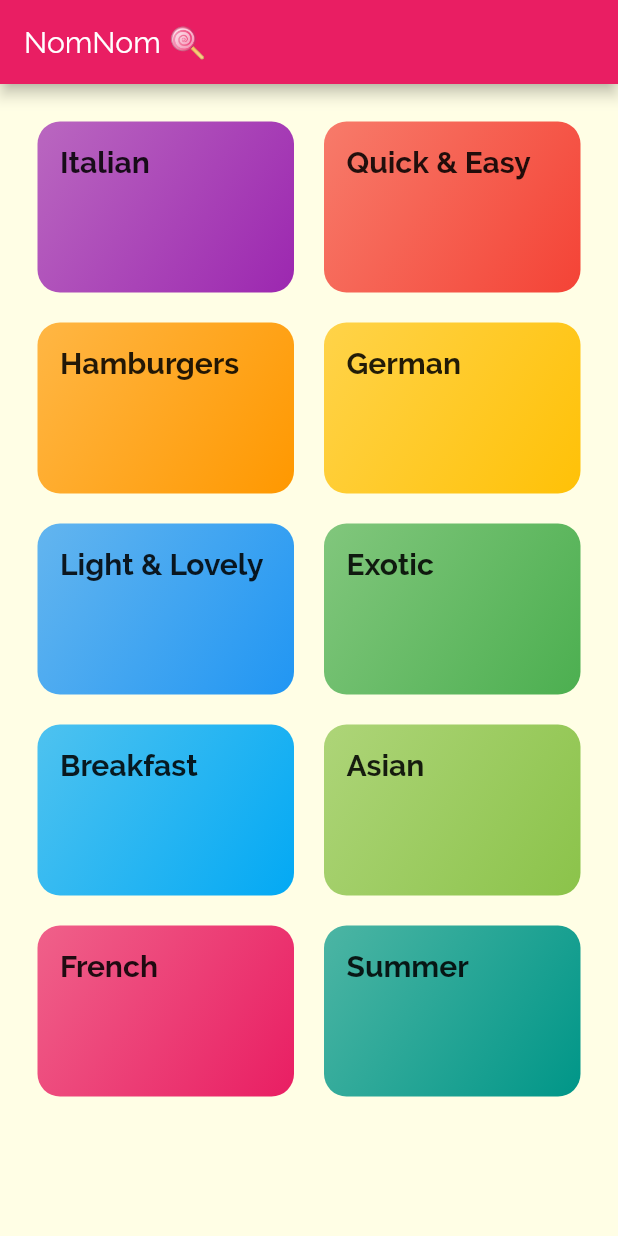
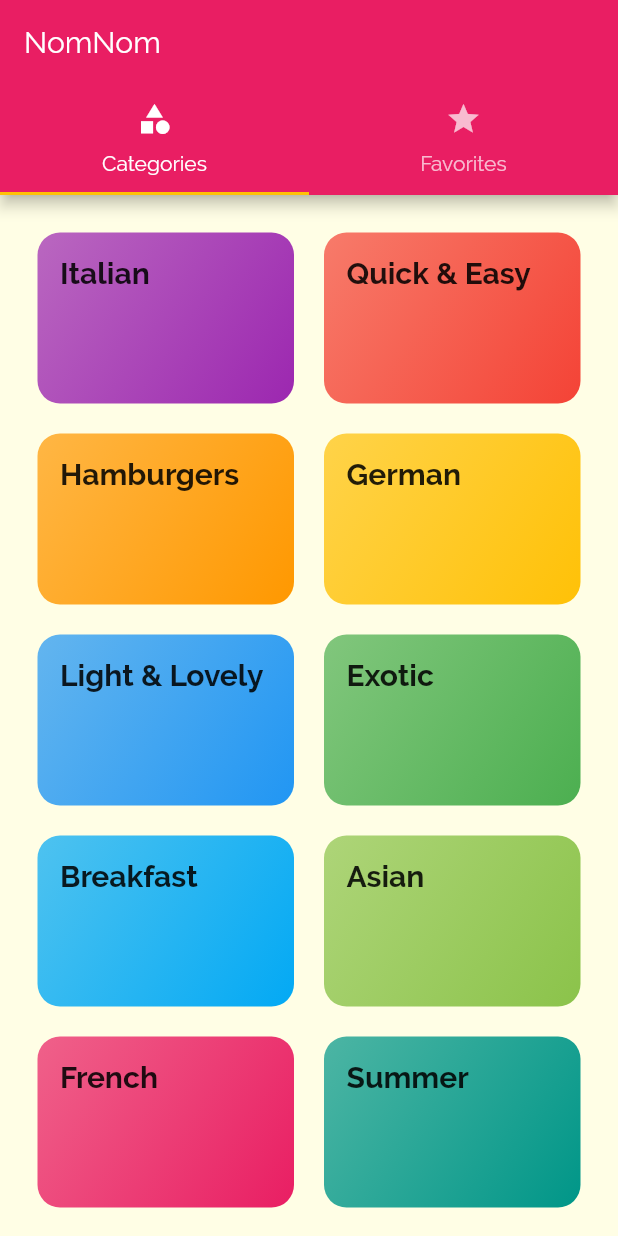
Before and after one commit to caitlynbakery/Meals_App, a Flutter app: the screen it shows after launch, on a phone screen of 412 x 824 dp. Run offline on Flutter 3.47's test engine with Material 2 defaults, Android fonts, the phone set to English and light mode, and no system bars.

Commit message:
finished video 171

```diff
--- a/lib/main.dart
+++ b/lib/main.dart
@@ -1,3 +1,5 @@
+import './screens/tabs_screen.dart';
+
 import './screens/meal_detail_screen.dart';
 
 import './screens/categories_screen.dart';
@@ -30,7 +32,7 @@ class MyApp extends StatelessWidget {
       // home: CategoriesScreen(),
       initialRoute: '/',
       routes: {
-        '/': (ctx) => CategoriesScreen(),
+        '/': (ctx) => TabsScreen(),
         CategoryMealsScreen.routeName: (ctx) => CategoryMealsScreen(),
         MealDetailScreen.routeName: (ctx) => MealDetailScreen(),
       },
--- a/lib/screens/categories_screen.dart
+++ b/lib/screens/categories_screen.dart
@@ -5,11 +5,7 @@ import '../dummy_data.dart';
 class CategoriesScreen extends StatelessWidget {
   @override
   Widget build(BuildContext context) {
-    return Scaffold(
-      appBar: AppBar(
-        title: const Text('NomNom 🍭'),
-      ),
-      body: GridView(
+    return GridView(
       padding: const EdgeInsets.all(25),
       children: DUMMY_CATEGORIES
           .map((categoryData) => CategoryItem(
@@ -20,7 +16,6 @@ class CategoriesScreen extends StatelessWidget {
           childAspectRatio: 3 / 2,
           crossAxisSpacing: 20,
           mainAxisSpacing: 20),
-      ),
     );
   }
 }
--- /dev/null
+++ b/lib/screens/tabs_screen.dart
@@ -0,0 +1,39 @@
+import './favorites_screen.dart';
+
+import './categories_screen.dart';
+import 'package:flutter/material.dart';
+
+class TabsScreen extends StatefulWidget {
+  @override
+  _TabsScreenState createState() => _TabsScreenState();
+}
+
+class _TabsScreenState extends State<TabsScreen> {
+  @override
+  Widget build(BuildContext context) {
+    return DefaultTabController(
+      length: 2,
+      initialIndex: 0,
+      child: Scaffold(
+        appBar: AppBar(
+          title: Text('NomNom'),
+          bottom: TabBar(
+            tabs: <Widget>[
+              Tab(
+                icon: Icon(Icons.category),
+                text: 'Categories',
+              ),
+              Tab(
+                icon: Icon(Icons.star),
+                text: 'Favorites',
+              ),
+            ],
+          ),
+        ),
+        body: TabBarView(
+          children: <Widget>[CategoriesScreen(), FavoritesScreen()],
+        ),
+      ),
+    );
+  }
+}
```
Also changed, not shown: lib/screens/favorites_screen.dart (added, +10 -0 lines), lib/screens/meal_detail_screen.dart (+69 -7 lines). Lines whose indentation alone changed are shown as unchanged.
